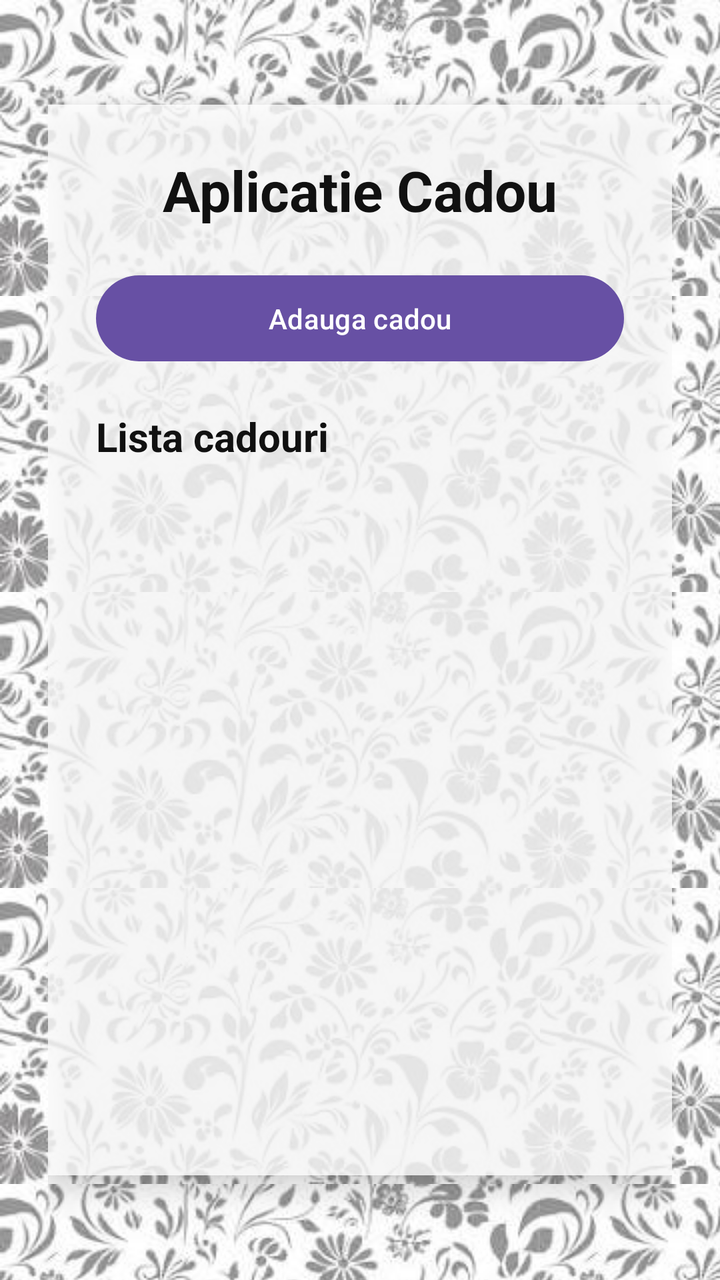
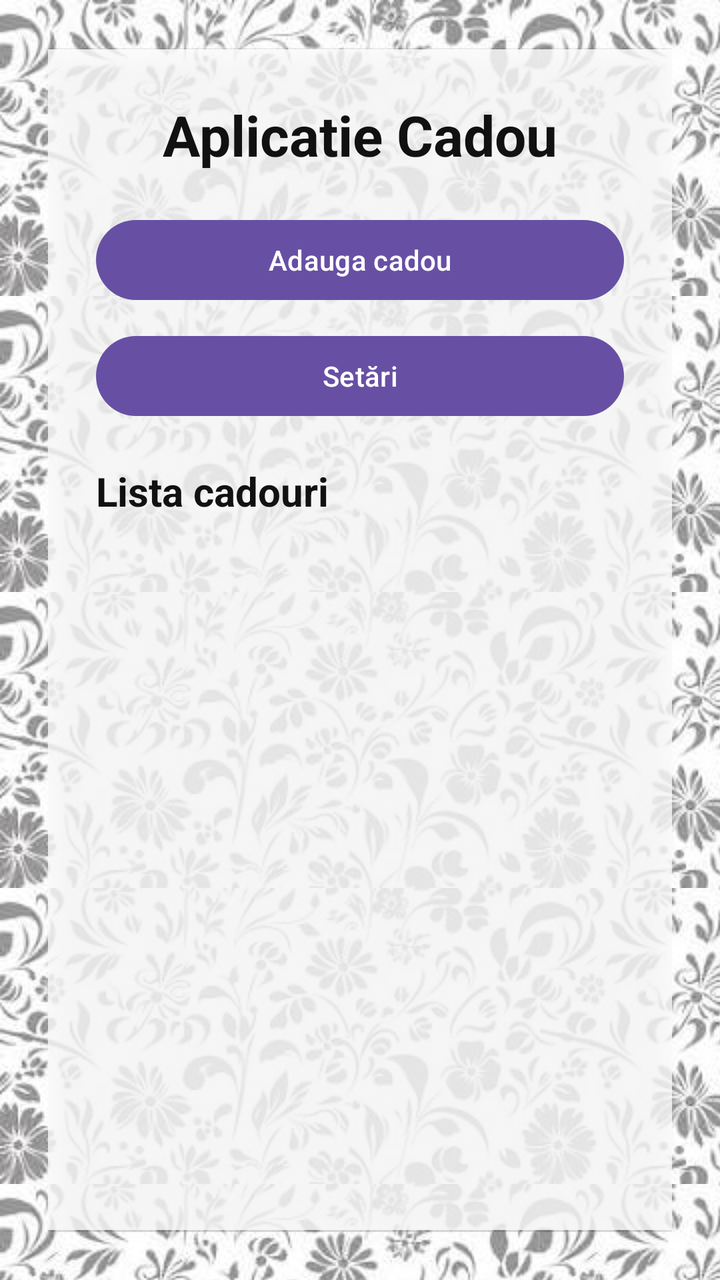

The first picture is an Android layout as it rendered before a commit; the second is the same layout after the commit. The layout source and the unified diff follow.
<!-- AndroidManifest.xml: application theme Theme.Laborator_2 -->
<!-- res/layout/activity_main.xml -->
<?xml version="1.0" encoding="utf-8"?>
<ScrollView xmlns:android="http://schemas.android.com/apk/res/android"
    xmlns:tools="http://schemas.android.com/tools"
    android:layout_width="match_parent"
    android:layout_height="match_parent"
    android:fillViewport="true"
    android:background="@drawable/background_flowers"
    tools:context=".MainActivity">

    <LinearLayout
        android:layout_width="match_parent"
        android:layout_height="match_parent"
        android:orientation="vertical"
        android:gravity="center_vertical"
        android:padding="24dp">

        <LinearLayout
            android:layout_width="match_parent"
            android:layout_height="wrap_content"
            android:orientation="vertical"
            android:padding="24dp"
            android:background="#CCFFFFFF"
            android:elevation="8dp">

            <TextView
                android:id="@+id/tvTitle"
                android:layout_width="wrap_content"
                android:layout_height="wrap_content"
                android:text="Aplicatie Cadou"
                android:textSize="28sp"
                android:textStyle="bold"
                android:textColor="#111111"
                android:layout_gravity="center_horizontal"
                android:layout_marginBottom="20dp" />

            <Button
                android:id="@+id/btnAddCadou"
                android:layout_width="match_parent"
                android:layout_height="wrap_content"
                android:text="Adauga cadou"
                android:textAllCaps="false"
                android:paddingTop="12dp"
                android:paddingBottom="12dp"
                android:layout_marginBottom="20dp" />

            <TextView
                android:id="@+id/tvResultTitle"
                android:layout_width="wrap_content"
                android:layout_height="wrap_content"
                android:text="Lista cadouri"
                android:textStyle="bold"
                android:textSize="20sp"
                android:textColor="#111111"
                android:layout_marginBottom="12dp" />

            <ListView
                android:id="@+id/lvCadouri"
                android:layout_width="match_parent"
                android:layout_height="320dp"
                android:background="#00FFFFFF"
                android:divider="@android:color/transparent"
                android:dividerHeight="10dp"
                android:paddingTop="4dp"
                android:paddingBottom="4dp"
                android:clipToPadding="false" />

        </LinearLayout>

    </LinearLayout>

</ScrollView>
<!-- resources referenced by this layout -->
<resources>
  <!-- drawable background_flowers (drawable) -->
  <?xml version="1.0" encoding="utf-8"?>
  <layer-list xmlns:android="http://schemas.android.com/apk/res/android">
  
      
      <item>
          <shape android:shape="rectangle">
              <solid android:color="#FFE4EC"/>
          </shape>
      </item>
  
      
      <item android:alpha="0.10">
          <bitmap
              android:src="@drawable/download"
              android:tileMode="repeat"
              android:gravity="center"
              android:width="120dp"
              android:height="120dp"/>
      </item>
  
  </layer-list>
  <style name="Theme.Laborator_2" parent="Base.Theme.Laborator_2" />
  <!-- drawable download: jpg bitmap (drawable, 11931 bytes) -->
  <style name="Base.Theme.Laborator_2" parent="Theme.Material3.DayNight.NoActionBar">
          
          <item name="android:textColor">@color/black</item>
          <item name="android:editTextColor">@color/black</item>
          <item name="android:textColorHint">#757575</item>
      </style>
  <color name="black">#FF000000</color>
</resources>

<!-- the commit's change to res/layout/activity_main.xml (unified diff, before → after) -->
@@ -39,8 +39,14 @@
                 android:layout_height="wrap_content"
                 android:text="Adauga cadou"
                 android:textAllCaps="false"
-                android:paddingTop="12dp"
-                android:paddingBottom="12dp"
+                android:layout_marginBottom="10dp" />
+
+            <Button
+                android:id="@+id/btnSettings"
+                android:layout_width="match_parent"
+                android:layout_height="wrap_content"
+                android:text="Setări"
+                android:textAllCaps="false"
                 android:layout_marginBottom="20dp" />
 
             <TextView
